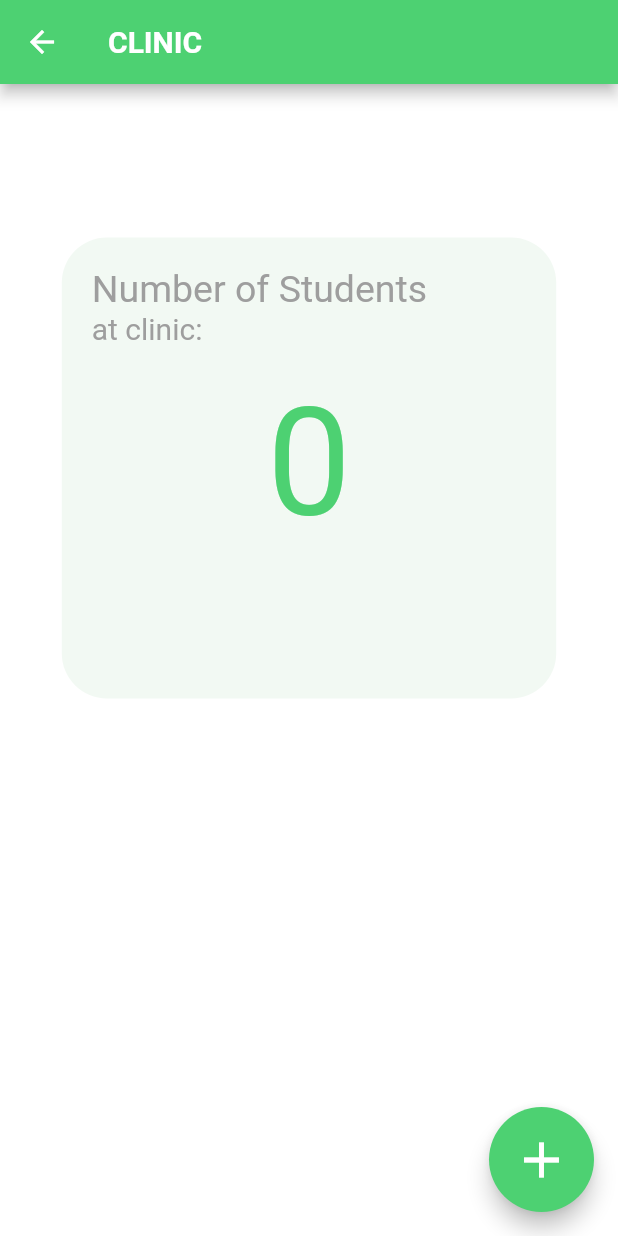
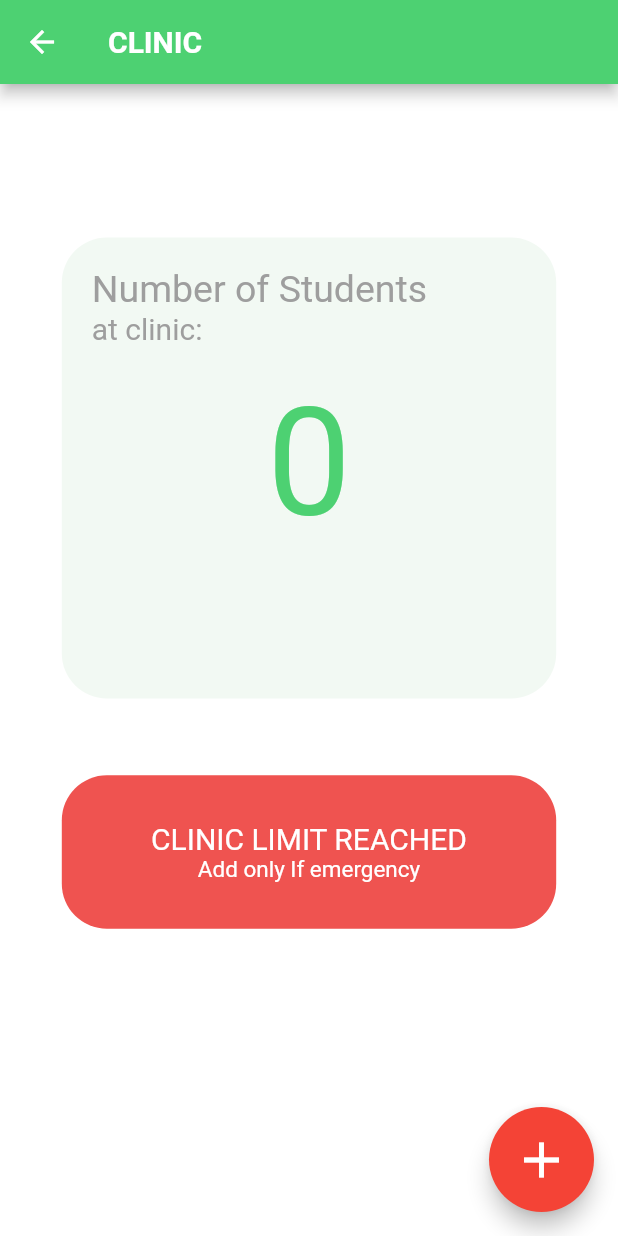
Before and after one commit to JaisonST/studentTrack, a Flutter app: the TeacherClinicUI screen opened directly with empty values, on a phone screen of 412 x 824 dp. Run offline on Flutter 3.47's test engine with Material 2 defaults, Android fonts, the phone set to English and light mode, and no system bars; our stand-ins replace cloud_firestore, csv, firebase_auth, firebase_core, firebase_storage, permission_handler and 1 more; missing offline and left inert: mailer; accounts and stored records are empty.

Commit message:
Cap getter added

```diff
--- a/lib/UI/TeacherClinicUI.dart
+++ b/lib/UI/TeacherClinicUI.dart
@@ -1,5 +1,6 @@
 import 'package:cloud_firestore/cloud_firestore.dart';
 import 'package:flutter/material.dart';
+import 'package:studenttrack/DatabaseServices/Database_Admin.dart';
 import 'package:studenttrack/components.dart';
 import 'package:studenttrack/Screens/Loading.dart';
 
@@ -15,7 +16,17 @@ class TeacherClinicUI extends StatefulWidget {
 
 class _TeacherClinicUIState extends State<TeacherClinicUI> {
   int liveCases = 0;
+  int cap = 0;
 
+  @override
+  void initState() {
+    DatabaseAdmin(schoolDB: widget.schoolDB).returnCap('Clinic').then((value){
+      setState(() {
+        cap = value;
+      });
+    });
+    super.initState();
+  }
   @override
   Widget build(BuildContext context) {
     return StreamBuilder(
@@ -38,7 +49,7 @@ class _TeacherClinicUIState extends State<TeacherClinicUI> {
                 ),
                 backgroundColor: Color(0xff4DD172),
               ),
-              floatingActionButton: liveCases >= 4
+              floatingActionButton: liveCases >= cap
                   ? EmergencyAddButton(schoolDB: widget.schoolDB,collectionName: 'Clinic',)
                   : ClinicAddButton(schoolDB: widget.schoolDB,collectionName: 'Clinic',),
               body: Center(
@@ -107,7 +118,7 @@ class _TeacherClinicUIState extends State<TeacherClinicUI> {
                       flex: 1,
                       child: SizedBox(),
                     ),
-                    EmergencyWarning(liveCases: liveCases),
+                    EmergencyWarning(liveCases: liveCases,cap: cap,),
                     Expanded(
                       flex: 4,
                       child: SizedBox(),
@@ -123,12 +134,13 @@ class _TeacherClinicUIState extends State<TeacherClinicUI> {
 
 class EmergencyWarning extends StatelessWidget {
   final int liveCases;
-  EmergencyWarning({@required this.liveCases});
+  final int cap;
+  EmergencyWarning({@required this.liveCases,@required this.cap});
   @override
   Widget build(BuildContext context) {
     return Expanded(
       flex: 2,
-      child: liveCases < 4
+      child: liveCases < cap
           ? Container()
           : Row(
               children: <Widget>[
```
Also changed, not shown: lib/DatabaseServices/Database_Admin.dart (+11 -0 lines), lib/UI/TeacherWashroomUI.dart (+10 -2 lines).
